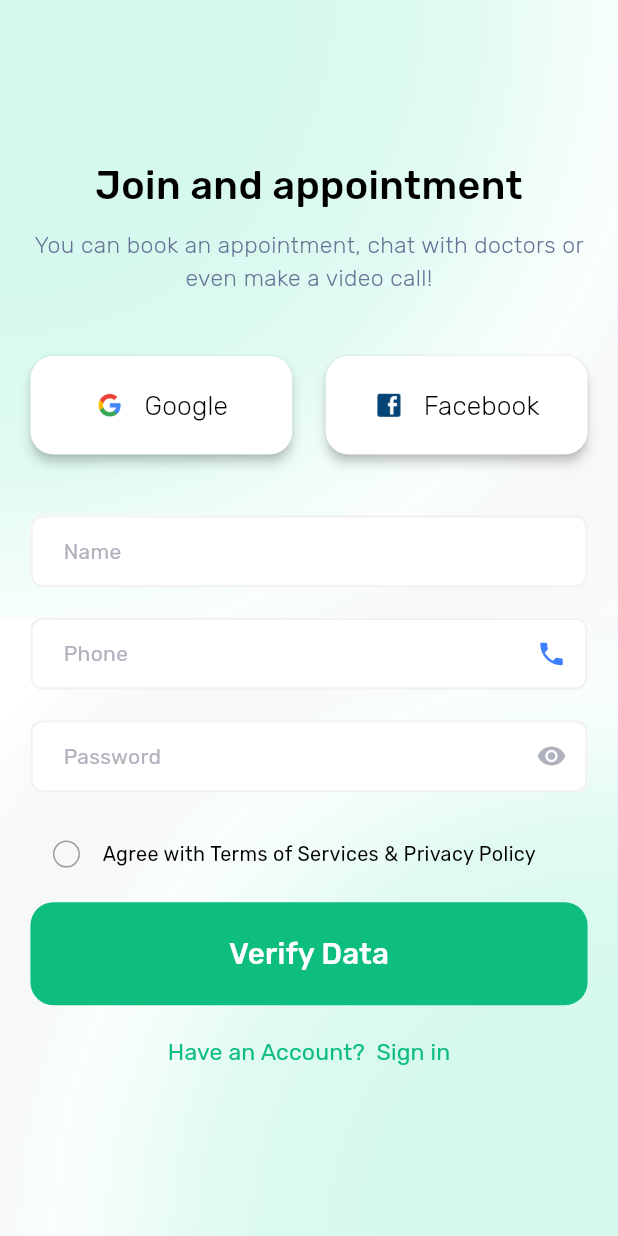
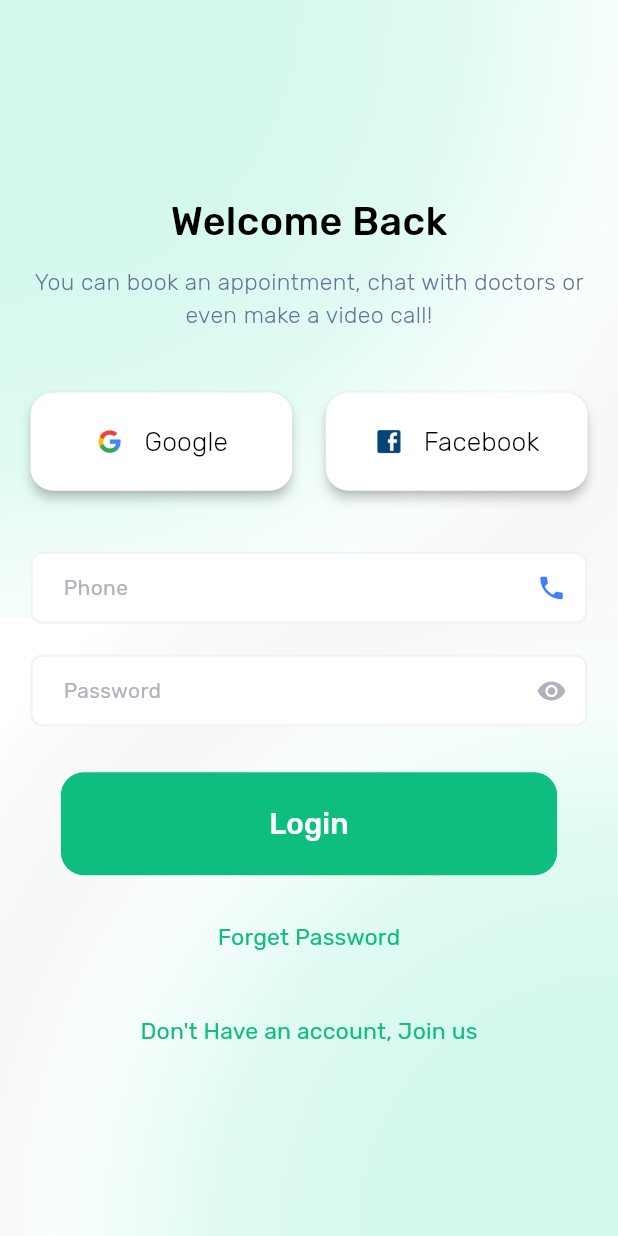
Before and after one commit to Waheed-Ashraf/Booking-App-, a Flutter app: the SignUpScreen screen opened by its route, after a tap on an icon or button, on a phone screen of 412 x 824 dp. Run offline on Flutter 3.47's test engine with Material 3 defaults, Android fonts, the phone set to English and light mode, and no system bars; our stand-ins replace bloc, cloud_firestore, dio, firebase_auth, firebase_core, flutter_bloc and 6 more; missing offline and left inert: flutter_facebook_auth; accounts and stored records are empty.

Commit message:
Verification Stream is managed Pro, Login UI is up

```diff
--- a/lib/core/router/router.dart
+++ b/lib/core/router/router.dart
@@ -1,7 +1,7 @@
 import 'package:booking_depi_proj/features/Onboarding/view/onboarding_screen_1.dart';
 import 'package:booking_depi_proj/features/Onboarding/view/onboarding_screen_2.dart';
 import 'package:booking_depi_proj/features/Onboarding/view/onboarding_screen_3.dart';
-import 'package:booking_depi_proj/features/authentication/sign-in/view/sign_in_screen.dart';
+import 'package:booking_depi_proj/features/authentication/sign-in/view/screens/sign_in_screen.dart';
 import 'package:booking_depi_proj/features/authentication/sign-up/view/screens/sign_up_screen.dart';
 import 'package:booking_depi_proj/features/home/home_screen.dart';
 import 'package:booking_depi_proj/features/SplashScreen/splash_screen.dart';
@@ -12,8 +12,9 @@ final class RouterManager{
 
   static Route<dynamic> onGenerateRoute(RouteSettings settings){
 
+    print('NAVIGATING TO : ${settings.name}');
+
     // Matching pattern switch
-
     return switch(settings.name){
       SplashScreen.routeName => MaterialPageRoute(builder: (context)=>SplashScreen()),
       HomeScreen.routeName=>MaterialPageRoute(builder: (context)=>HomeScreen()),
@@ -23,7 +24,7 @@ final class RouterManager{
       OnboardingScreen2.routeName=> MaterialPageRoute(builder: (context)=>OnboardingScreen2()),
       OnboardingScreen3.routeName=> MaterialPageRoute(builder: (context)=>OnboardingScreen3()),
 
-      _ => MaterialPageRoute(builder: (context)=>SplashScreen()),
+      _ => MaterialPageRoute(builder: (context)=>HomeScreen()),
     };
 
 
--- a/lib/features/Onboarding/view/onboarding_screen_1.dart
+++ b/lib/features/Onboarding/view/onboarding_screen_1.dart
@@ -9,7 +9,7 @@ import 'package:flutter/material.dart';
 
 class OnboardingScreen1 extends StatelessWidget {
 
-  static const routeName = 'onBoarding1';
+  static const routeName = '/onBoarding1';
   const OnboardingScreen1({super.key});
 
   @override
--- a/lib/features/Onboarding/view/onboarding_screen_2.dart
+++ b/lib/features/Onboarding/view/onboarding_screen_2.dart
@@ -4,12 +4,12 @@ import 'package:booking_depi_proj/features/Onboarding/view/onboarding_screen_3.d
 import 'package:booking_depi_proj/features/Onboarding/widget/custom_elipse_widget2.dart';
 import 'package:booking_depi_proj/features/Onboarding/widget/custome_Image_widget1.dart';
 import 'package:booking_depi_proj/features/Onboarding/widget/text_and_descrition_Widget.dart';
-import 'package:booking_depi_proj/features/authentication/sign-in/view/sign_in_screen.dart';
+import 'package:booking_depi_proj/features/authentication/sign-in/view/screens/sign_in_screen.dart';
 import 'package:flutter/material.dart';
 
 class OnboardingScreen2 extends StatelessWidget {
 
-  static const routeName = 'onBoarding2';
+  static const routeName = '/onBoarding2';
 
   const OnboardingScreen2({super.key});
 
--- a/lib/features/Onboarding/view/onboarding_screen_3.dart
+++ b/lib/features/Onboarding/view/onboarding_screen_3.dart
@@ -7,7 +7,7 @@ import 'package:booking_depi_proj/features/authentication/sign-up/view/screens/s
 import 'package:flutter/material.dart';
 
 class OnboardingScreen3 extends StatelessWidget {
-  static const routeName = 'onBoarding3';
+  static const routeName = '/onBoarding3';
   const OnboardingScreen3({super.key});
 
   @override
--- /dev/null
+++ b/lib/features/authentication/sign-in/view-model/sign_in_cubit.dart
@@ -0,0 +1,18 @@
+import 'package:flutter/material.dart';
+import 'package:flutter_bloc/flutter_bloc.dart';
+
+
+part 'sign_in_state.dart';
+
+class SignInCubit extends Cubit<SignInStates> {
+
+  final TextEditingController phoneController = TextEditingController();
+  final TextEditingController passwordController = TextEditingController();
+
+  SignInCubit() : super(SignInInitial());
+
+  static SignInCubit getCubit(BuildContext context)=>BlocProvider.of(context);
+
+
+
+}
--- /dev/null
+++ b/lib/features/authentication/sign-in/view-model/sign_in_state.dart
@@ -0,0 +1,6 @@
+part of 'sign_in_cubit.dart';
+
+@immutable
+sealed class SignInStates {}
+
+final class SignInInitial extends SignInStates {}
--- /dev/null
+++ b/lib/features/authentication/sign-in/view/screens/sign_in_screen.dart
@@ -0,0 +1,69 @@
+import 'package:booking_depi_proj/core/extensions/spacers.dart';
+import 'package:booking_depi_proj/core/reusable_widgets/radial_gradient_scaffold/radial_gradient_scaffold.dart';
+import 'package:booking_depi_proj/core/utils/app_styles.dart';
+import 'package:booking_depi_proj/features/authentication/sign-in/view-model/sign_in_cubit.dart';
+import 'package:booking_depi_proj/features/authentication/sign-in/view/widgets/login_section.dart';
+import 'package:flutter/material.dart';
+import 'package:flutter_bloc/flutter_bloc.dart';
+
+class SignInScreen extends StatelessWidget {
+
+  static const routeName = '/SignIn';
+  final ScrollController scrollController = ScrollController();
+
+  SignInScreen({super.key});
+
+  @override
+  Widget build(BuildContext context) {
+    return BlocProvider(
+      create: (context) => SignInCubit(),
+      child: BlocConsumer<SignInCubit, SignInStates>(
+        listener: (context, state) {
+          // TODO: implement listener
+        },
+        builder: (context, state) {
+
+          var cubit = SignInCubit.getCubit(context);
+
+          return RadialGradientScaffold(
+              body: Padding(
+                padding:  EdgeInsets.symmetric(
+                    horizontal: AppStyles.defaultPadding, vertical: MediaQuery
+                    .of(context)
+                    .padding
+                    .top),
+
+                child: SingleChildScrollView(
+                  controller: scrollController,
+                  child: Column(
+                    children: [
+                      127.verticalSpace,
+                      Text(
+                        'Welcome Back',
+                        style: AppStyles.styleMedium24,
+                      ),
+                      10.verticalSpace,
+
+                      Text(
+                        'You can book an appointment, chat with doctors or even make a video call!',
+                        textAlign: TextAlign.center,
+                        style: AppStyles.styleLight14.copyWith(
+                          color: Color(0xff677294),
+                        ),
+                      ),
+
+                      LoginSection(
+                        phoneController: cubit.phoneController,
+                        passwordController: cubit.passwordController,
+                        scrollController: scrollController,
+                      ),
+                    ],
+                  ),
+                ),
+              )
+          );
+        },
+      ),
+    );
+  }
+}
--- a/lib/features/authentication/sign-in/view/widgets/login_section.dart
+++ b/lib/features/authentication/sign-in/view/widgets/login_section.dart
@@ -4,24 +4,55 @@ import 'package:booking_depi_proj/core/utils/app_styles.dart';
 import 'package:booking_depi_proj/core/widgets/custom_text_field.dart';
 import 'package:booking_depi_proj/features/authentication/field_validators/field_validator.dart';
 import 'package:booking_depi_proj/features/authentication/identity_providers/view/identity_providers.dart';
+import 'package:booking_depi_proj/features/authentication/sign-up/view/screens/sign_up_screen.dart';
 import 'package:booking_depi_proj/features/authentication/sign-up/view/widgets/redirection_text_button.dart';
 import 'package:flutter/material.dart';
 import 'package:flutter_screenutil/flutter_screenutil.dart';
 
-class LoginSection extends StatelessWidget {
+class LoginSection extends StatefulWidget {
   final TextEditingController phoneController;
   final TextEditingController passwordController;
+  final ScrollController? scrollController;
 
-  const LoginSection({super.key, required this.phoneController, required this.passwordController});
+
+  const LoginSection({super.key, required this.phoneController, required this.passwordController, this.scrollController});
+
+  @override
+  State<LoginSection> createState() => _LoginSectionState();
+}
+
+class _LoginSectionState extends State<LoginSection> {
+  final phoneFocusNode= FocusNode();
+  final passwordFocusNode= FocusNode();
+
+  @override
+  void initState() {
+    super.initState();
+    phoneFocusNode.addListener(scrollToEnd);
+    passwordFocusNode.addListener(scrollToEnd);
+
+  }
+
+  void scrollToEnd(){
+    if(phoneFocusNode.hasFocus || passwordFocusNode.hasFocus){
+      if(widget.scrollController != null){
+       if(widget.scrollController!.hasClients){
+         widget.scrollController?.animateTo(widget.scrollController!.position.maxScrollExtent, duration: Duration(milliseconds: 400), curve: Curves.easeOut);
+
+       }
+      }
+    }
+  }
 
   @override
   Widget build(BuildContext context) {
     return Column(
       children: [
-        IdentityProviders(),
+        const IdentityProviders(),
         CustomTextField(
+          focusNode: phoneFocusNode,
           textInputAction: TextInputAction.next,
-          controller: phoneController,
+          controller: widget.phoneController,
           keyboardType: TextInputType.phone,
           validator: FieldValidator.internationalPhoneValidator,
           text: 'Phone',
@@ -30,8 +61,9 @@ class LoginSection extends StatelessWidget {
         Spacers(AppStyles.defaultPadding).verticalSpace,
 
         CustomTextField(
+          focusNode: passwordFocusNode,
           textInputAction: TextInputAction.done,
-          controller: passwordController,
+          controller: widget.passwordController,
           keyboardType: TextInputType.visiblePassword,
           validator: FieldValidator.passwordValidator,
           text: 'Password',
@@ -48,11 +80,21 @@ class LoginSection extends StatelessWidget {
 
         RedirectionTextButton(text: 'Forget Password', onPressed: (){}),
 
-        RedirectionTextButton(text: 'Don\'t Have an account, Join us', onPressed: (){}),
+        RedirectionTextButton(text: 'Don\'t Have an account, Join us', onPressed: ()=>Navigator.of(context).pushNamed(SignUpScreen.routeName)),
 
 
 
       ],
     );
   }
+
+  @override
+  void dispose() {
+    phoneFocusNode.dispose();
+    passwordFocusNode.dispose();
+    widget.scrollController?.dispose();
+    widget.phoneController.dispose();
+    widget.passwordController.dispose();
+    super.dispose();
+  }
 }
--- a/lib/features/authentication/sign-up/data/services/phone_auth_service.dart
+++ b/lib/features/authentication/sign-up/data/services/phone_auth_service.dart
@@ -27,13 +27,20 @@ final class PhoneAuthServiceImp extends PhoneAuthService{
   String? verificationId;
 
   PhoneAuthServiceImp(){
-    Timer.periodic(Duration(seconds: 1), (timer){
-      verificationIdStreamController.sink.add(verificationId);
-      log('ver Id before adding to stream : $verificationId ');
-      if(verificationId!= null){
+    Timer.periodic(Duration(seconds: 1), (timer)async{
+      if(verificationIdStreamController.hasListener){
+        log('sending verification from stream');
+        verificationIdStreamController.sink.add(verificationId);
+        if(verificationId!= null){
+          verificationIdStreamController.close();
+          timer.cancel();
+        }
+      }
+      if((timer.tick > 5) && (!verificationIdStreamController.hasListener)){
         verificationIdStreamController.close();
         timer.cancel();
       }
+
     });
   }
   @override
--- a/lib/features/authentication/sign-up/view-model/sign_up_cubit.dart
+++ b/lib/features/authentication/sign-up/view-model/sign_up_cubit.dart
@@ -1,3 +1,4 @@
+import 'dart:async';
 import 'dart:developer';
 
 import 'package:bloc/bloc.dart';
@@ -20,6 +21,7 @@ class SignUpCubit extends Cubit<SignUpStates> {
   final nameController = TextEditingController();
   final phoneController = TextEditingController();
   final passwordController = TextEditingController();
+  late final StreamSubscription<String?> verificationIdStreamSubscription;
 
   late final BasePhoneAuthRepo _phoneAuthRepo;
 
@@ -27,12 +29,16 @@ class SignUpCubit extends Cubit<SignUpStates> {
   String? verificationId;
 
   SignUpCubit() : super(SignUpInitial()){
+
+    // the following line opens the stream on creation of the phone auth service
     _phoneAuthRepo = PhoneAuthRepo(service: PhoneAuthServiceImp());
-    _phoneAuthRepo.verificationIdStream.listen(
+
+    verificationIdStreamSubscription = _phoneAuthRepo.verificationIdStream.listen(
         (String? verifiedId){
+          log('ver Id received in stream : $verificationId ');
           if(verifiedId != null){
             verificationId = verifiedId;
-            log('ver Id received in stream : $verificationId ');
+            cancelStreamSubscription();
           }
         },
     );
@@ -65,6 +71,7 @@ class SignUpCubit extends Cubit<SignUpStates> {
 
     try{
       await _phoneAuthRepo.signUserUp(verificationId: verificationId!, smsCode: smsCode, name: nameController.text);
+      cancelStreamSubscription();
       emit(SignUpSuccessState());
     }
     on Failure catch (failure){
@@ -93,4 +100,14 @@ class SignUpCubit extends Cubit<SignUpStates> {
     finallySignUp();
   }
 
+  void cancelStreamSubscription()async{
+    await verificationIdStreamSubscription.cancel();
+  }
+
+  @override
+  Future<void> close()async {
+    await verificationIdStreamSubscription.cancel();
+    return super.close();
+  }
+
 }
--- a/lib/features/authentication/sign-up/view/screens/sign_up_screen.dart
+++ b/lib/features/authentication/sign-up/view/screens/sign_up_screen.dart
@@ -8,7 +8,7 @@ import 'package:booking_depi_proj/core/reusable_widgets/radial_gradient_scaffold
 import 'package:booking_depi_proj/core/utils/app_styles.dart';
 import 'package:booking_depi_proj/core/utils/constent_colors.dart';
 import 'package:booking_depi_proj/core/widgets/custom_snack_bar.dart';
-import 'package:booking_depi_proj/features/authentication/sign-in/view/sign_in_screen.dart';
+import 'package:booking_depi_proj/features/authentication/sign-in/view/screens/sign_in_screen.dart';
 import 'package:booking_depi_proj/features/authentication/sign-up/view-model/sign_up_cubit.dart';
 import 'package:booking_depi_proj/features/authentication/sign-up/view/widgets/code_bottom_sheet/code_bottom_sheet.dart';
 import 'package:booking_depi_proj/features/authentication/sign-up/view/widgets/redirection_text_button.dart';
@@ -120,7 +120,10 @@ class SignUpScreen extends StatelessWidget {
 
                         }),
                         RedirectionTextButton(
-                          text: 'Have an Account?  Sign in', onPressed: () {},),
+                          text: 'Have an Account?  Sign in', onPressed: (){
+                            cubit.cancelStreamSubscription();
+                            Navigator.of(context).pushNamed(SignInScreen.routeName);
+                        },),
                       ],
                     ),
                   ),
--- a/lib/main.dart
+++ b/lib/main.dart
@@ -3,8 +3,9 @@ import 'package:bloc/bloc.dart';
 import 'package:booking_depi_proj/features/SplashScreen/splash_screen.dart';
 import 'package:booking_depi_proj/core/router/router.dart';
 import 'package:booking_depi_proj/core/utils/bloc_observer.dart';
-import 'package:booking_depi_proj/features/authentication/sign-in/view/sign_in_screen.dart';
+import 'package:booking_depi_proj/features/authentication/sign-in/view/screens/sign_in_screen.dart';
 import 'package:booking_depi_proj/features/authentication/sign-up/view/screens/sign_up_screen.dart';
+import 'package:booking_depi_proj/features/home/home_screen.dart';
 import 'package:booking_depi_proj/firebase_options.dart';
 import 'package:firebase_core/firebase_core.dart';
 import 'package:flutter/material.dart';
```
Also changed, not shown: lib/features/SplashScreen/splash_screen.dart (+4 -4 lines), lib/features/authentication/sign-in/view/sign_in_screen.dart (deleted, +0 -38 lines).
